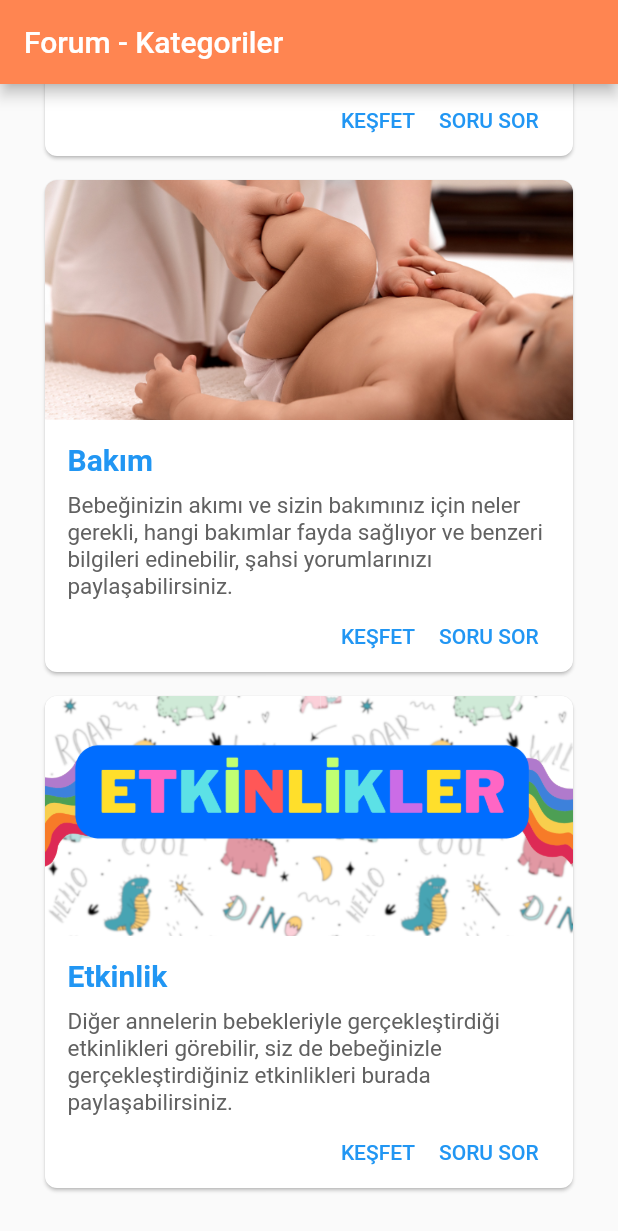
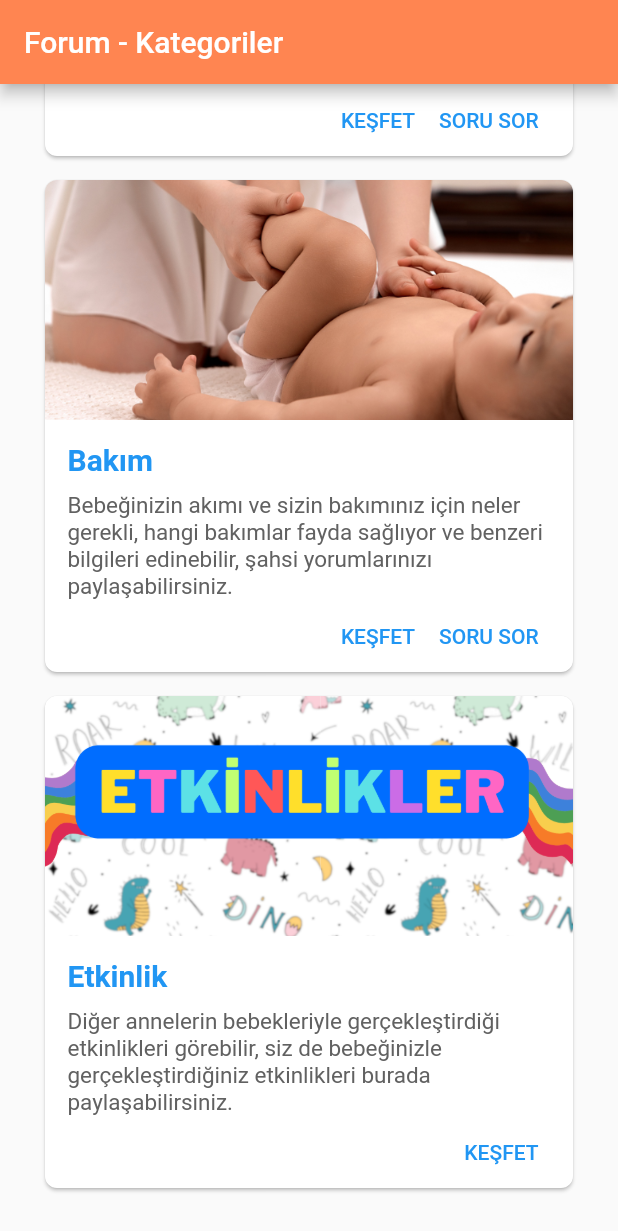
Before and after one commit to berinackr/f21, a Flutter app: the ForumScreen screen opened by its route, scrolled down 1926 dp, on a phone screen of 412 x 824 dp. Shown: the top 1231 px of the screen. Run offline on Flutter 3.47's test engine with Material 2 defaults, Android fonts, the phone set to English and light mode, and no system bars; our stand-ins replace audio_video_progress_bar, cloud_firestore, connectivity_plus, convex_bottom_bar, dotted_border, file_picker and 20 more; missing offline and left inert: game_levels_scrolling_map; accounts and stored records are empty; network calls fail.

Commit message:
Forum ekranında etkinlik tabında soru sor butonu kaldırıldı.

```diff
--- a/lib/features/forum/screens/forum_screen.dart
+++ b/lib/features/forum/screens/forum_screen.dart
@@ -77,7 +77,7 @@ class ForumScreen extends StatelessWidget {
                                           context.push('/forum/${e.id}');
                                         },
                                       ),
-                                      TextButton(
+                                      e.id != 8 ? TextButton(
                                         style: TextButton.styleFrom(
                                           foregroundColor: Colors.transparent,
                                         ),
@@ -89,7 +89,7 @@ class ForumScreen extends StatelessWidget {
                                         onPressed: () {
                                           context.push('/forum/${e.id}/share');
                                         },
-                                      ),
+                                      ) : Container(),
                                     ],
                                   ),
                                 ],
```
